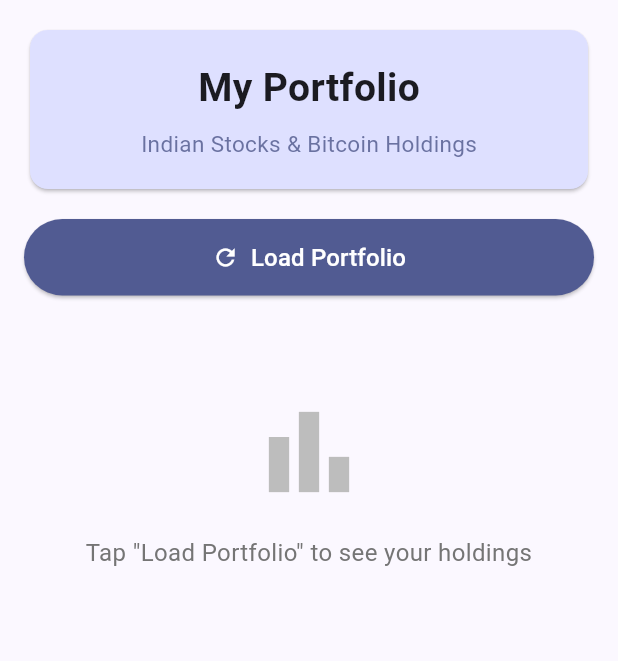
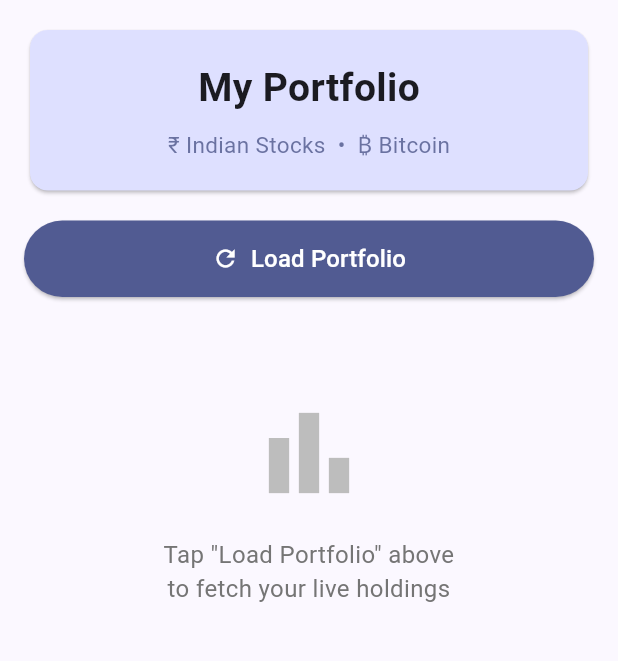
Before and after one commit to usernameisrichin/MarketTrends, a Flutter app: the screen it shows after launch, on a phone screen of 412 x 824 dp, the part 84-745 px from its top. Run offline on Flutter 3.47's test engine with Material 3 defaults, Android fonts, the phone set to English and light mode, and no system bars.

Commit message:
fix(app): improve dashboard UI text
- Header subtitle now shows ₹ and ₿ symbols for clarity
- Empty state hint text is more descriptive and line-wrapped

```diff
--- a/app/lib/dashboard_screen.dart
+++ b/app/lib/dashboard_screen.dart
@@ -223,7 +223,7 @@ class _DashboardScreenState extends State<DashboardScreen> {
             const SizedBox(height: 8),
 
             Text(
-              'Indian Stocks & Bitcoin Holdings',
+              '₹ Indian Stocks  •  ₿ Bitcoin',
               style: TextStyle(
                 fontSize: 15,
                 color: Theme.of(context).colorScheme.onPrimaryContainer.withOpacity(0.7),
@@ -310,7 +310,7 @@ class _DashboardScreenState extends State<DashboardScreen> {
           Icon(Icons.bar_chart, size: 80, color: Colors.grey.shade400),
           const SizedBox(height: 16),
           Text(
-            'Tap "Load Portfolio" to see your holdings',
+            'Tap "Load Portfolio" above\nto fetch your live holdings',
             textAlign: TextAlign.center,
             style: TextStyle(fontSize: 16, color: Colors.grey.shade600),
           ),
```
